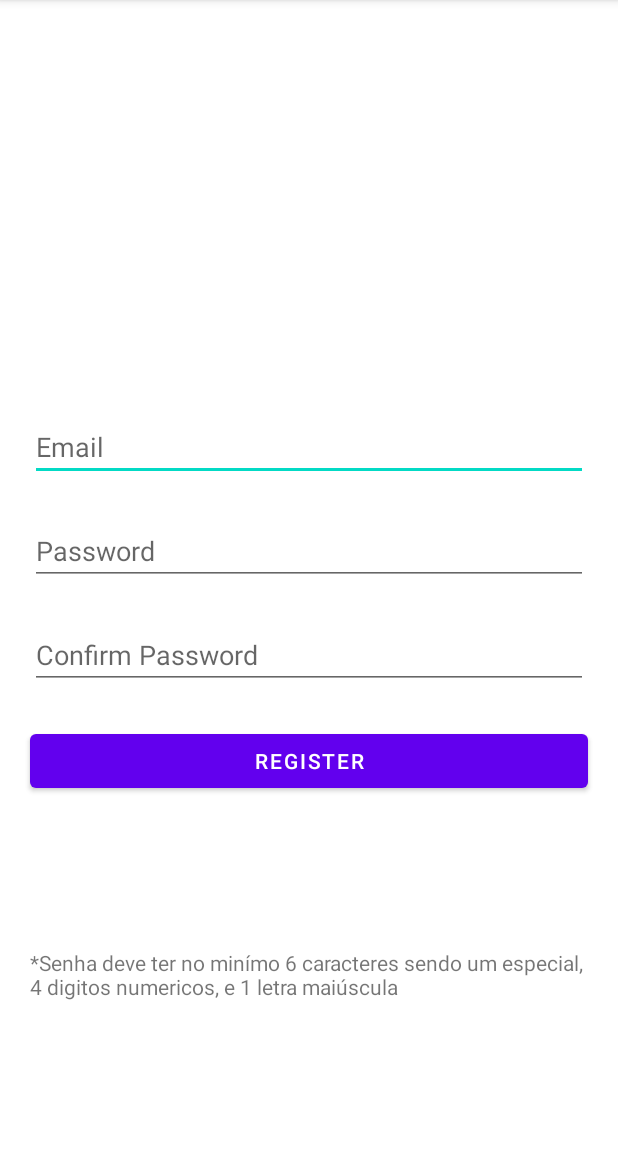
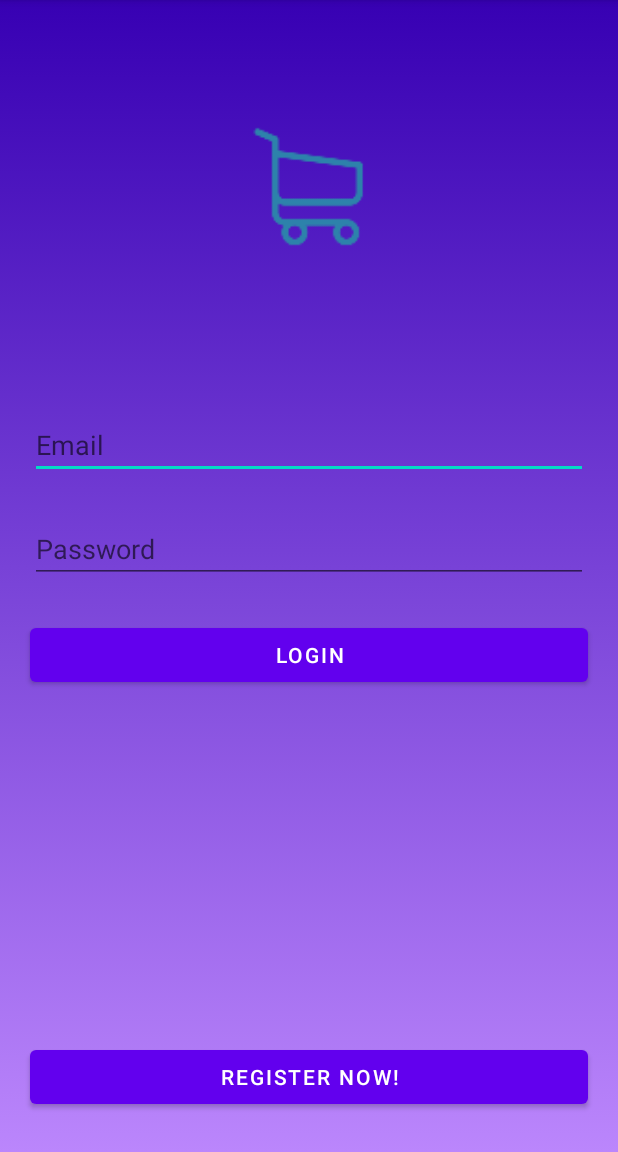
Before and after one commit to GiovanniTF/FMU-Atividade, an Android app: the screen it shows after launch (RegisterActivity before the commit, LoginActivity after it), on a phone screen of 412 x 824 dp, the part 84-1236 px from its top. Run offline under Robolectric (Android 15) with nearby library versions, the phone set to English and light mode, and no system bars.

Commit message:
Adiciona layout login

```diff
--- a/app/src/main/AndroidManifest.xml
+++ b/app/src/main/AndroidManifest.xml
@@ -9,6 +9,11 @@
         android:roundIcon="@mipmap/ic_launcher_round"
         android:supportsRtl="true"
         android:theme="@style/Theme.ShoppingList">
+        <activity android:name=".LoginActivity">
+            <intent-filter>
+                <action android:name="android.intent.action.MAIN" />
+            </intent-filter>
+        </activity>
         <activity android:name=".RegisterActivity">
             <intent-filter>
                 <action android:name="android.intent.action.MAIN" />
@@ -17,7 +22,6 @@
         <activity android:name=".SplashScreen">
             <intent-filter>
                 <action android:name="android.intent.action.MAIN" />
-
                 <category android:name="android.intent.category.LAUNCHER" />
             </intent-filter>
         </activity>
--- /dev/null
+++ b/app/src/main/java/com/br/shoppinglist/LoginActivity.java
@@ -0,0 +1,13 @@
+package com.br.shoppinglist;
+
+import androidx.appcompat.app.AppCompatActivity;
+
+import android.os.Bundle;
+
+public class LoginActivity extends AppCompatActivity {
+
+    @Override protected void onCreate(Bundle savedInstanceState) {
+        super.onCreate(savedInstanceState);
+        setContentView(R.layout.activity_login);
+    }
+}
--- a/app/src/main/java/com/br/shoppinglist/SplashScreen.java
+++ b/app/src/main/java/com/br/shoppinglist/SplashScreen.java
@@ -15,7 +15,7 @@ public class SplashScreen extends Activity {
 
         new Handler().postDelayed(() -> {
             Intent i = new Intent(SplashScreen.this,
-                    RegisterActivity.class);
+                    LoginActivity.class);
             startActivity(i);
 
             finish();
--- /dev/null
+++ b/app/src/main/res/layout/activity_login.xml
@@ -0,0 +1,77 @@
+<?xml version="1.0" encoding="utf-8"?>
+<androidx.constraintlayout.widget.ConstraintLayout
+    xmlns:android="http://schemas.android.com/apk/res/android"
+    xmlns:app="http://schemas.android.com/apk/res-auto"
+    xmlns:tools="http://schemas.android.com/tools"
+    android:layout_width="match_parent"
+    android:layout_height="match_parent"
+    tools:context=".LoginActivity"
+    android:background="@drawable/gradient_background">
+
+    <ImageView
+        android:id="@+id/logo"
+        android:layout_width="200dp"
+        android:layout_height="250dp"
+        android:layout_centerInParent="true"
+        android:contentDescription="@string/logo_do_app"
+        android:src="@mipmap/ic_carrinho_de_compras"
+        app:layout_constraintEnd_toEndOf="parent"
+        app:layout_constraintStart_toStartOf="parent"
+        app:layout_constraintTop_toTopOf="parent" />
+
+    <EditText
+        android:id="@+id/emailLogin"
+        android:layout_width="match_parent"
+        android:layout_height="wrap_content"
+        android:layout_marginStart="20dp"
+        android:layout_marginTop="24dp"
+        android:layout_marginEnd="20dp"
+        android:ems="10"
+        android:hint="@string/email"
+        android:inputType="textEmailAddress"
+        app:layout_constraintBottom_toBottomOf="parent"
+        app:layout_constraintEnd_toEndOf="parent"
+        app:layout_constraintStart_toStartOf="parent"
+        app:layout_constraintTop_toBottomOf="@+id/logo"
+        app:layout_constraintVertical_bias="0.0" />
+
+    <EditText
+        android:id="@+id/passwordLogin"
+        android:layout_width="match_parent"
+        android:layout_height="wrap_content"
+        android:layout_marginStart="20dp"
+        android:layout_marginTop="24dp"
+        android:layout_marginEnd="20dp"
+        android:ems="10"
+        android:hint="@string/password"
+        android:inputType="textPassword"
+        app:layout_constraintEnd_toEndOf="parent"
+        app:layout_constraintStart_toStartOf="parent"
+        app:layout_constraintTop_toBottomOf="@+id/emailLogin" />
+
+    <Button
+        android:id="@+id/login"
+        android:layout_width="match_parent"
+        android:layout_height="wrap_content"
+        android:layout_marginStart="20dp"
+        android:layout_marginTop="24dp"
+        android:layout_marginEnd="20dp"
+        android:text="@string/login"
+        app:layout_constraintEnd_toEndOf="parent"
+        app:layout_constraintStart_toStartOf="parent"
+        app:layout_constraintTop_toBottomOf="@+id/passwordLogin" />
+
+    <Button
+        android:id="@+id/registerNow"
+        android:layout_width="match_parent"
+        android:layout_height="wrap_content"
+        android:layout_marginStart="20dp"
+        android:layout_marginEnd="20dp"
+        android:layout_marginBottom="26dp"
+        android:text="@string/register_now"
+        app:layout_constraintBottom_toBottomOf="parent"
+        app:layout_constraintEnd_toEndOf="parent"
+        app:layout_constraintHorizontal_bias="1.0"
+        app:layout_constraintStart_toStartOf="parent" />
+
+</androidx.constraintlayout.widget.ConstraintLayout>
--- a/app/src/main/res/values/strings.xml
+++ b/app/src/main/res/values/strings.xml
@@ -25,5 +25,6 @@
     <string name="errorEmailValidation">Email Invalid</string>
     <string name="confirm_password">Confirm Password</string>
     <string name="password_requirements">*Senha deve ter no minímo 6 caracteres sendo um especial, 4 digitos numericos, e 1 letra maiúscula</string>
+    <string name="register_now">Register Now!</string>
 
 </resources>
```
